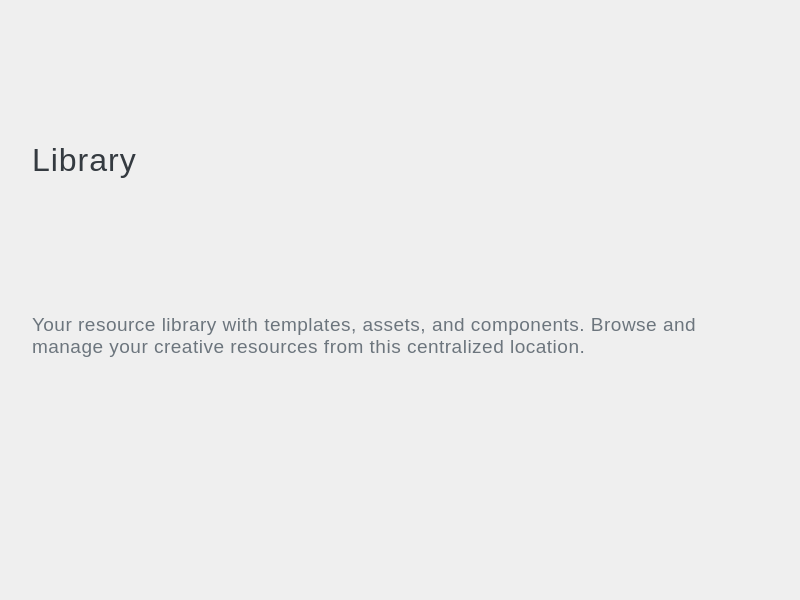
This is library.ui in 2A31ProjetCpp2526/2a31-create-teams-smart-digital-content-creation-studio as Qt 5 draws it before an edit. The edited form follows.
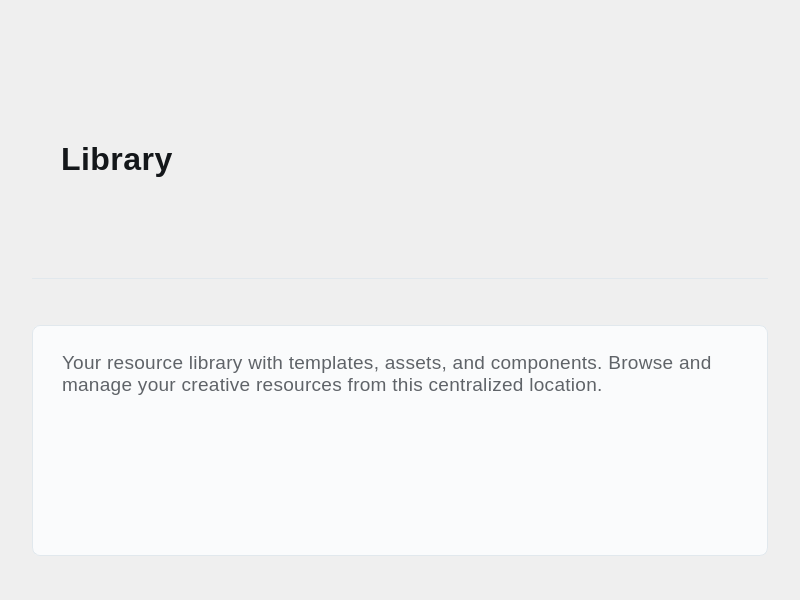
This is the edited form.

```diff
--- a/library.ui
+++ b/library.ui
@@ -31,14 +31,18 @@
      <property name="font">
       <font>
        <pointsize>24</pointsize>
-       <weight>300</weight>
+       <weight>500</weight>
       </font>
      </property>
      <property name="styleSheet">
       <string notr="true">QLabel {
-    color: #343a40;
-    font-weight: 300;
-    letter-spacing: 1px;
+    color: #14171a;
+    font-weight: 500;
+    letter-spacing: 0.5px;
+    background: transparent;
+    border-bottom: 1px solid #e1e8ed;
+    padding: 12px 20px;
+    margin: 8px 0px;
 }</string>
      </property>
      <property name="text">
@@ -72,9 +76,15 @@
      </property>
      <property name="styleSheet">
       <string notr="true">QLabel {
-    color: #6c757d;
-    font-weight: 300;
-    letter-spacing: 0.5px;
+    color: #5f6368;
+    font-weight: 400;
+    letter-spacing: 0.3px;
+    line-height: 1.6;
+    background: #fafbfc;
+    border: 1px solid #e1e8ed;
+    border-radius: 8px;
+    padding: 20px 24px;
+    margin: 12px 0px;
 }</string>
      </property>
      <property name="text">
```
